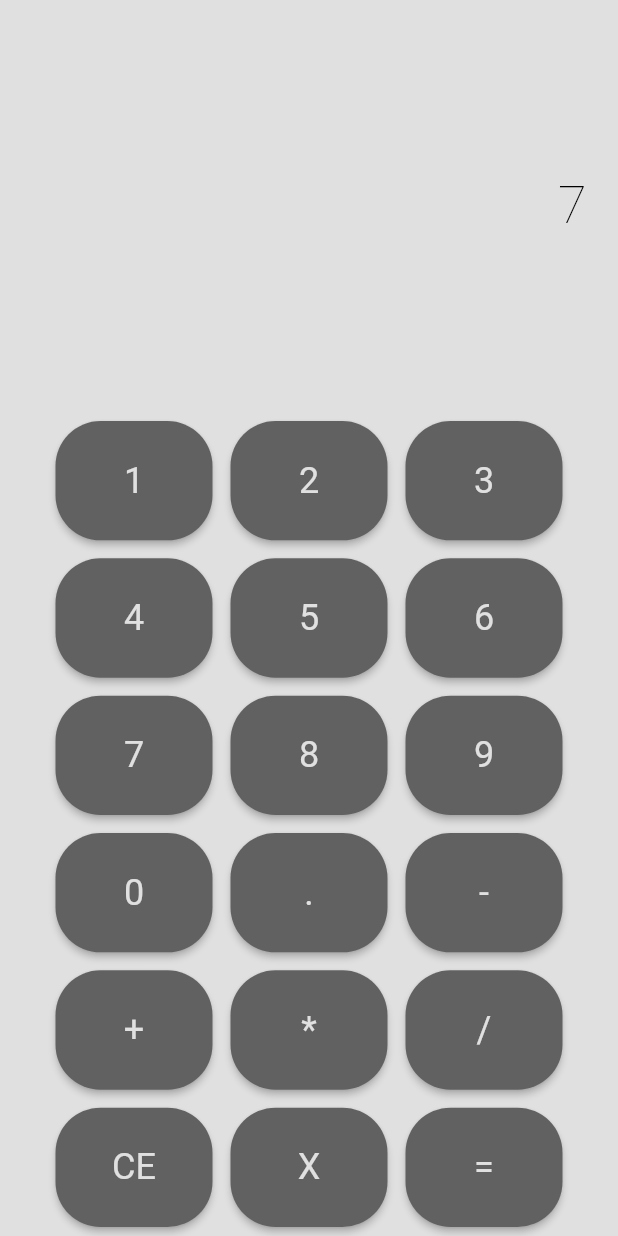
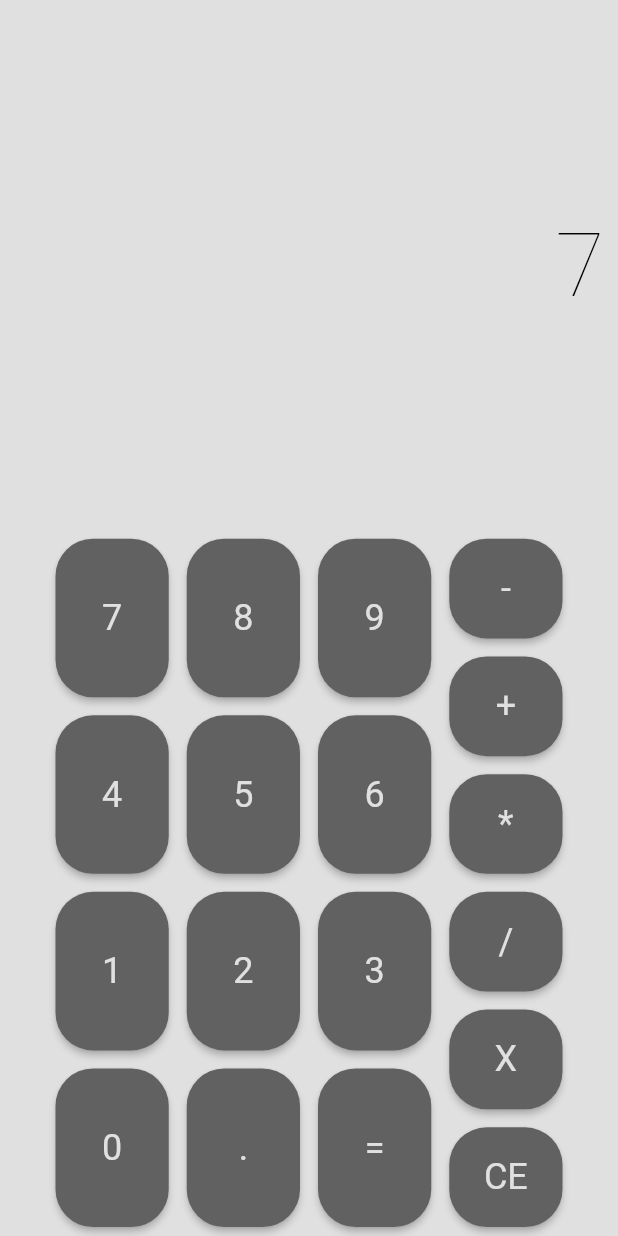
Before and after one commit to autour89/calc, a Flutter app: the screen it shows after launch, after a tap on an icon or button, on a phone screen of 412 x 824 dp. Run offline on Flutter 3.47's test engine with Material 2 defaults, Android fonts, the phone set to English and light mode, and no system bars; our stand-ins replace get, google_fonts, hive, hive_flutter, math_expressions; accounts and stored records are empty; generated files the repository leaves out were written again; Roboto replaces fonts that are missing (Aldrich).

Commit message:
updated layout for keyboard, and new font

```diff
--- a/lib/blocs/home_bloc.dart
+++ b/lib/blocs/home_bloc.dart
@@ -3,6 +3,7 @@ import 'package:calc/blocs/services/db_context_service.dart';
 import 'package:calc/models/calc_model.dart';
 import 'package:get/get.dart';
 import 'package:math_expressions/math_expressions.dart';
+import 'package:quiver/iterables.dart';
 
 class HomeBloc extends GetxController {
   IDataService _dataService;
@@ -15,14 +16,28 @@ class HomeBloc extends GetxController {
 
   List<CalcModel> get models => _models;
 
+  Iterable<CalcModel> get functions =>
+      _models.where(
+              (element) =>
+          element.isOperator && element.command != Command.equal);
+
+  Iterable<List<CalcModel>> get operands =>
+      partition(
+          _models.where((element) =>
+          element.command == Command.non || element.command == Command.equal),
+          3);
+
   bool get _canCalc =>
       _calculations
           .where((element) => element.leftOperand == false)
           .isNotEmpty &&
           _operatorSet &&
-      _calculations.where((element) => element.leftOperand).isNotEmpty;
+          _calculations
+              .where((element) => element.leftOperand)
+              .isNotEmpty;
 
-  bool get _operatorSet => _calculations
+  bool get _operatorSet =>
+      _calculations
           .where((element) => element.command != Command.non)
           .isNotEmpty;
 
@@ -37,7 +52,7 @@ class HomeBloc extends GetxController {
     return true;
   }
 
-  void calc({CalcModel model}) {
+  void calculate({CalcModel model}) {
     if (model.command == Command.reset) {
       _calculations.clear();
     } else if (model.command == Command.edit)
@@ -97,27 +112,25 @@ class HomeBloc extends GetxController {
 
   void _init() async {
     _dataService = Get.find<DbContextService>();
-    _models
-      ..addAll([
+    _models..addAll([
+      CalcModel(key: 7),
+      CalcModel(key: 8),
+      CalcModel(key: 9),
+      CalcModel(key: 4),
+      CalcModel(key: 5),
+      CalcModel(key: 6),
       CalcModel(key: 1),
       CalcModel(key: 2),
       CalcModel(key: 3),
-        CalcModel(key: 4),
-        CalcModel(key: 5),
-        CalcModel(key: 6),
-        CalcModel(key: 7),
-        CalcModel(key: 8),
-        CalcModel(key: 9),
       CalcModel(key: 0),
       CalcModel(key: '.'),
-      ])
-      ..addAll([
+    ])..addAll([
       CalcModel(key: '-'),
       CalcModel(key: '+'),
       CalcModel(key: '*'),
       CalcModel(key: '/'),
+      CalcModel(key: 'X'),
       CalcModel(key: 'CE'),
-        CalcModel(key: 'X'),
       CalcModel(key: '='),
     ]);
   }
--- a/lib/main.dart
+++ b/lib/main.dart
@@ -25,14 +25,15 @@ class MyApp extends StatelessWidget {
           primaryColor: Colors.grey[300],
           accentColor: Colors.grey[700],
           primaryTextTheme: TextTheme(
-              headline1: GoogleFonts.aldrich(fontSize: 35, color: Colors.black),
+              headline1: GoogleFonts.poppins(fontSize: 60
+                  , color: Colors.black),
               headline5: TextStyle(fontSize: 24, color: Colors.grey[300]))),
       darkTheme: ThemeData(
           brightness: Brightness.dark,
           primaryColor: Colors.grey[800],
           accentColor: Colors.grey[400],
           primaryTextTheme: TextTheme(
-              headline1: GoogleFonts.aldrich(fontSize: 35, color: Colors.white),
+              headline1: GoogleFonts.poppins(fontSize: 60, color: Colors.white),
               headline5: TextStyle(fontSize: 24, color: Colors.black))),
     );
   }
--- a/lib/screens/home_screen.dart
+++ b/lib/screens/home_screen.dart
@@ -3,7 +3,6 @@ import 'package:calc/screens/widgets/loading_view.dart';
 import 'package:flutter/cupertino.dart';
 import 'package:flutter/material.dart';
 import 'package:get/get.dart';
-import 'package:quiver/iterables.dart';
 import '../blocs/home_bloc.dart';
 import '../screens/styles/extensions.dart';
 
@@ -19,7 +18,7 @@ class HomePage extends GetView<HomeBloc> {
                   ? LoadingView(withTitle: true)
                   : SafeArea(
                       child: Column(children: [
-                      Expanded(flex: 2, child: getDisplay(context)),
+                      Expanded(flex: 3, child: getDisplay(context)),
                       Expanded(flex: 4, child: getKeyboard(context))
                     ]));
             }));
@@ -46,15 +45,28 @@ class HomePage extends GetView<HomeBloc> {
     return Center(
         child: ConstrainedBox(
       constraints: BoxConstraints(minHeight: 400, maxWidth: 350),
+      child: Row(
+        children: [
+          Expanded(
+              flex: 3,
               child: Column(
                 children: [
-          ...partition(controller.models, 3).map((iterable) => Expanded(
+                  ...controller.operands.map((iterable) => Expanded(
                         child: Row(
                           children: [
-                    ...iterable.map((model) =>
-                        CalcButton(model: model, function: controller.calc))
+                            ...iterable.map((model) => CalcButton(
+                                model: model, function: controller.calculate))
                           ],
                         ),
+                      ))
+                ],
+              )),
+          Expanded(
+              child: Column(
+            children: [
+              ...controller.functions.map((model) =>
+                  CalcButton(model: model, function: controller.calculate))
+            ],
           ))
         ],
       ),
--- a/lib/screens/widgets/calc_button.dart
+++ b/lib/screens/widgets/calc_button.dart
@@ -16,7 +16,7 @@ class CalcButton extends StatelessWidget {
             style: ElevatedButton.styleFrom(
                 primary: Theme.of(context).accentColor,
                 shape: RoundedRectangleBorder(
-                    borderRadius: BorderRadius.circular(30))),
+                    borderRadius: BorderRadius.circular(25))),
             onPressed: () => function(model: model),
             child: Center(
                 child: FittedBox(
```
Also changed, not shown: 1 other file. Lines whose indentation alone changed are shown as unchanged.
